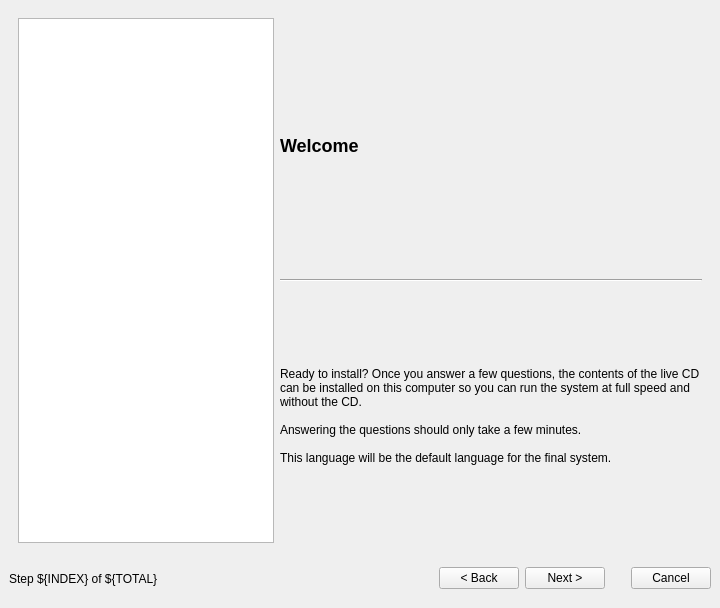
chenhan1218/ubiquity, file ubiquity/frontend/liveinstaller.ui: the form before one commit.
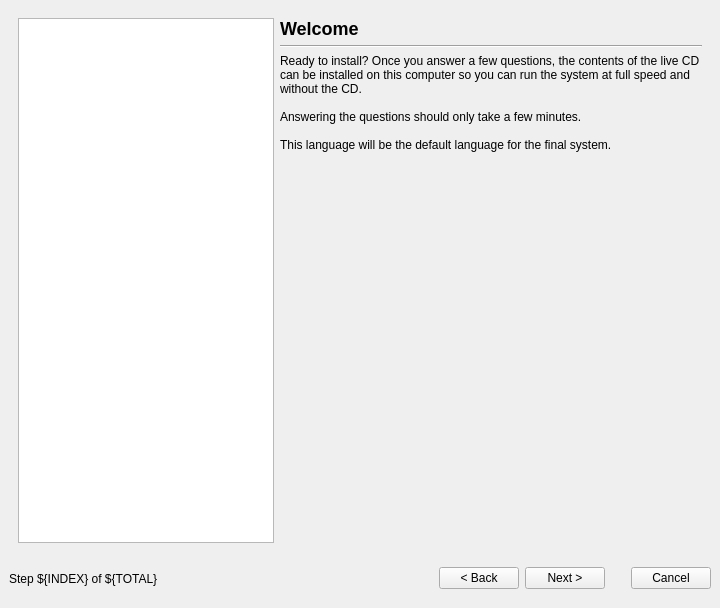
The form after the commit. The open tabs and pages were chosen to show the change. Icons and pictures are not drawn.

Commit message: fix language page layout

```diff
--- a/ubiquity/frontend/liveinstaller.ui
+++ b/ubiquity/frontend/liveinstaller.ui
@@ -207,9 +207,25 @@
          </property>
         </widget>
        </item>
-       <item rowspan="3" row="0" column="0" >
+       <item rowspan="4" row="0" column="0" >
         <widget class="QListWidget" name="language_treeview" />
        </item>
+       <item row="3" column="1" colspan="2" >
+        <spacer>
+         <property name="orientation" >
+          <enum>Qt::Vertical</enum>
+         </property>
+         <property name="sizeType" >
+          <enum>QSizePolicy::Expanding</enum>
+         </property>
+         <property name="sizeHint" >
+          <size>
+           <width>20</width>
+           <height>200</height>
+          </size>
+         </property>
+        </spacer>
+       </item>
       </layout>
      </widget>
      <widget class="QWidget" name="stepLocation" >
```
